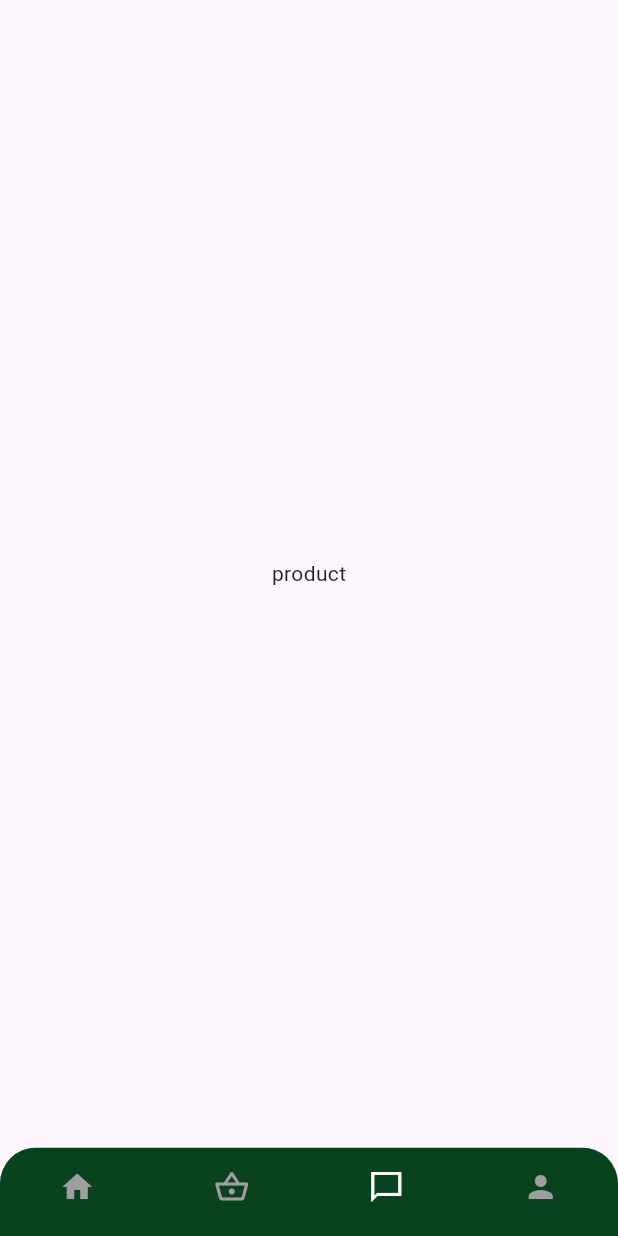
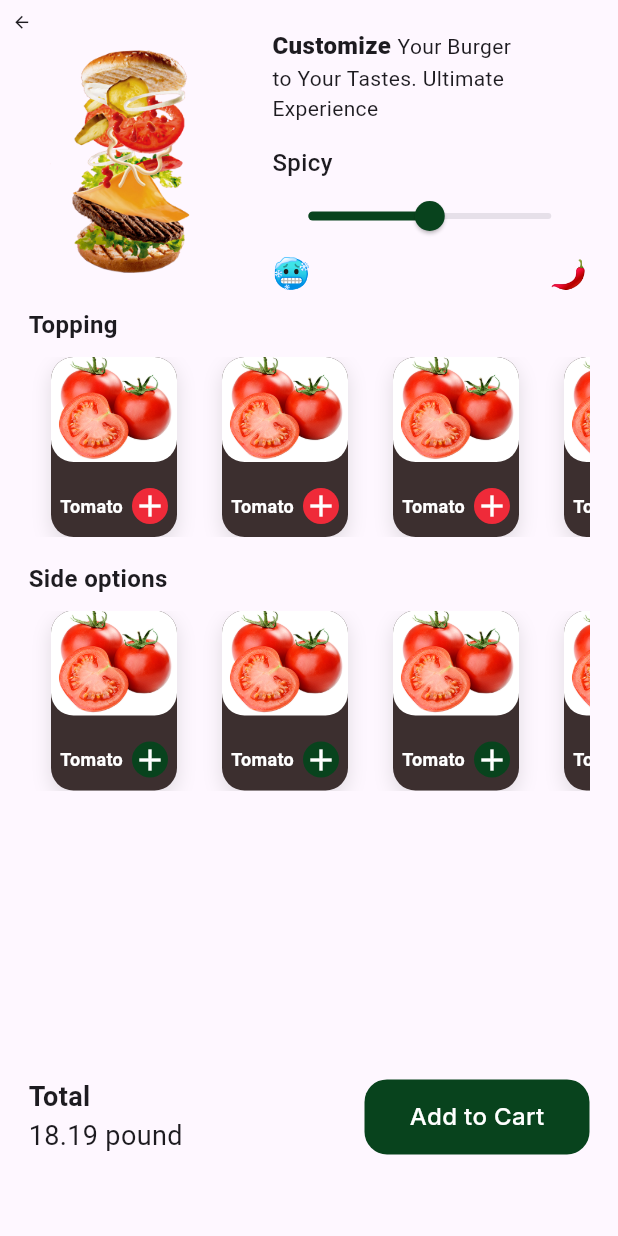
Before and after one commit to omar2071-code/Food_App, a Flutter app: the screen it shows after launch, item 3 of the bottom bar chosen, on a phone screen of 412 x 824 dp. Run offline on Flutter 3.47's test engine with Material 3 defaults, Android fonts, the phone set to English and light mode, and no system bars; our stand-ins replace bloc, flutter_bloc, google_fonts.

Commit message:
finish product details view ui

```diff
--- a/lib/core/utils/asset_data.dart
+++ b/lib/core/utils/asset_data.dart
@@ -5,6 +5,7 @@ abstract class AssetData {
   static const dollarImage = 'assets/images/dollar.png';
   static const visaImage = 'assets/images/visa.png';
   static const profileImage = 'assets/images/profile.png';
+  static const spicyImage = 'assets/images/spicy.png';
 }
 
 //assets/images/image.png"
--- a/lib/core/utils/colors_app.dart
+++ b/lib/core/utils/colors_app.dart
@@ -4,4 +4,6 @@ abstract class ColorsApp {
   static const kPColor = Color(0xff08431D);
   static const kWhiteColor = Color(0xffFFFFFF);
   static const kGrayColor = Color(0xff6A6A6A);
+  static const kRedColor = Color(0xffEF2A39);
 }
+//Color(0xffEF2A39)
--- /dev/null
+++ b/lib/core/widgets/custom_app_bar.dart
@@ -0,0 +1,16 @@
+// ignore: non_constant_identifier_names
+import 'package:flutter/material.dart';
+
+AppBar CustomAppBar(BuildContext context) {
+  return AppBar(
+    elevation: 0,
+    toolbarHeight: 19,
+    leadingWidth: 20,
+    leading: IconButton(
+      onPressed: () {
+        Navigator.pop(context);
+      },
+      icon: Icon(Icons.arrow_back, weight: 17, size: 13),
+    ),
+  );
+}
--- a/lib/feature/cart/presentation/view/widgets/cart_view_body.dart
+++ b/lib/feature/cart/presentation/view/widgets/cart_view_body.dart
@@ -1,4 +1,5 @@
 import 'package:flutter/material.dart';
+import 'package:food_app/core/widgets/custom_app_bar.dart';
 import 'package:food_app/feature/cart/presentation/view/check_out_view.dart';
 import 'package:food_app/feature/cart/presentation/view/widgets/cart_item_view.dart';
 import 'package:food_app/feature/cart/presentation/view/widgets/custom_total_price_cart.dart';
--- a/lib/feature/cart/presentation/view/widgets/custom_total_price_cart.dart
+++ b/lib/feature/cart/presentation/view/widgets/custom_total_price_cart.dart
@@ -3,13 +3,19 @@ import 'package:food_app/feature/layout/presentation/views/widgets/custom_catego
 import 'package:google_fonts/google_fonts.dart';
 
 class CustomTotalPrice extends StatelessWidget {
-  const CustomTotalPrice({
+  CustomTotalPrice({
     super.key,
     required this.buttonText,
     required this.onTap,
+    this.heightContainer = 50,
+    this.raduisContainer = 20,
+    this.widthContainer = 150,
   });
   final String buttonText;
   final void Function() onTap;
+  double? widthContainer;
+  double? heightContainer;
+  double? raduisContainer;
   @override
   Widget build(BuildContext context) {
     return Row(
@@ -37,9 +43,9 @@ class CustomTotalPrice extends StatelessWidget {
         CustomCategoryItemButton(
           text: buttonText,
           onTap: onTap,
-          width: 150,
-          height: 50,
-          raduis: 20,
+          width: widthContainer!,
+          height: heightContainer!,
+          raduis: raduisContainer!,
         ),
       ],
     );
--- a/lib/feature/layout/presentation/views/layout_app.dart
+++ b/lib/feature/layout/presentation/views/layout_app.dart
@@ -43,11 +43,11 @@ class LayoutApp extends StatelessWidget {
                           builder: (context) => cubit.screen[3],
                         ),
                       );
-                    } else if (value == 1) {
+                    } else if (value == 2) {
                       Navigator.push(
                         context,
                         MaterialPageRoute(
-                          builder: (context) => cubit.screen[1],
+                          builder: (context) => cubit.screen[2],
                         ),
                       );
                     } else {
--- a/lib/feature/product/presentation/view/product_details_view.dart
+++ b/lib/feature/product/presentation/view/product_details_view.dart
@@ -1,10 +1,15 @@
 import 'package:flutter/material.dart';
+import 'package:food_app/core/widgets/custom_app_bar.dart';
+import 'package:food_app/feature/product/presentation/view/widgets/product_details_body.dart';
 
 class ProductDetailsView extends StatelessWidget {
   const ProductDetailsView({super.key});
 
   @override
   Widget build(BuildContext context) {
-    return Scaffold(body: Center(child: Text("product")));
+    return Scaffold(
+      appBar: CustomAppBar(context),
+      body: ProductDetailsViewBody(),
+    );
   }
 }
--- /dev/null
+++ b/lib/feature/product/presentation/view/widgets/customizer_burger.dart
@@ -0,0 +1,47 @@
+import 'package:flutter/material.dart';
+import 'package:food_app/feature/product/presentation/view/widgets/slider_bar.dart';
+import 'package:google_fonts/google_fonts.dart';
+
+class CustomizeBurger extends StatelessWidget {
+  const CustomizeBurger({super.key});
+
+  @override
+  Widget build(BuildContext context) {
+    return Column(
+      crossAxisAlignment: CrossAxisAlignment.start,
+      mainAxisSize: MainAxisSize.min,
+      children: [
+        // cuatom text
+        SizedBox(
+          width: 162,
+          height: 78,
+          child: Text.rich(
+            maxLines: 4,
+            overflow: TextOverflow.visible,
+            TextSpan(
+              children: [
+                TextSpan(
+                  text: "Customize ",
+                  style: GoogleFonts.roboto(
+                    fontWeight: FontWeight.w800,
+                    fontSize: 16,
+                  ),
+                ),
+                TextSpan(
+                  text: "Your Burger to Your Tastes. Ultimate Experience",
+
+                  style: GoogleFonts.roboto(
+                    fontWeight: FontWeight.w400,
+                    fontSize: 14,
+                  ),
+                ),
+              ],
+            ),
+          ),
+        ),
+        //custom slide par
+        CustomSlideBar(),
+      ],
+    );
+  }
+}
--- /dev/null
+++ b/lib/feature/product/presentation/view/widgets/list_topping_item.dart
@@ -0,0 +1,27 @@
+import 'package:flutter/material.dart';
+import 'package:food_app/core/utils/colors_app.dart';
+import 'package:food_app/feature/product/presentation/view/widgets/topping_item.dart';
+
+class ListToppingItem extends StatelessWidget {
+  ListToppingItem({
+    super.key,
+    this.backgroundColorAvatar = ColorsApp.kRedColor,
+  });
+  Color? backgroundColorAvatar;
+  @override
+  Widget build(BuildContext context) {
+    return SizedBox(
+      height: 120,
+      child: ListView.builder(
+        shrinkWrap: true,
+        itemBuilder:
+            (context, index) => Padding(
+              padding: const EdgeInsets.symmetric(horizontal: 15),
+              child: ToppingItem(backgroundColorAvatar: backgroundColorAvatar),
+            ),
+        itemCount: 10,
+        scrollDirection: Axis.horizontal,
+      ),
+    );
+  }
+}
--- /dev/null
+++ b/lib/feature/product/presentation/view/widgets/product_details_body.dart
@@ -0,0 +1,46 @@
+import 'package:flutter/material.dart';
+import 'package:food_app/core/utils/colors_app.dart';
+import 'package:food_app/feature/cart/presentation/view/cart_view.dart';
+import 'package:food_app/feature/cart/presentation/view/widgets/custom_total_price_cart.dart';
+import 'package:food_app/feature/product/presentation/view/widgets/spicy_section.dart';
+import 'package:food_app/feature/product/presentation/view/widgets/topping_section.dart';
+
+class ProductDetailsViewBody extends StatelessWidget {
+  const ProductDetailsViewBody({super.key});
+
+  @override
+  Widget build(BuildContext context) {
+    return Column(
+      crossAxisAlignment: CrossAxisAlignment.start,
+      children: [
+        SpicySection(),
+        //topping
+        ToppingSection(titleName: 'Topping'),
+        //Side options
+        ToppingSection(
+          titleName: 'Side options',
+          backgroundColorAvatar: ColorsApp.kPColor,
+        ),
+
+        //scetion price and add to cart
+        Spacer(flex: 4),
+        Padding(
+          padding: const EdgeInsets.symmetric(horizontal: 19.0, vertical: 10),
+          child: CustomTotalPrice(
+            raduisContainer: 15,
+            heightContainer: 50,
+            widthContainer: 150,
+            buttonText: 'Add to Cart',
+            onTap: () {
+              Navigator.push(
+                context,
+                MaterialPageRoute(builder: (context) => CartView()),
+              );
+            },
+          ),
+        ),
+        Spacer(flex: 1),
+      ],
+    );
+  }
+}
--- /dev/null
+++ b/lib/feature/product/presentation/view/widgets/slider_bar.dart
@@ -0,0 +1,57 @@
+import 'package:flutter/material.dart';
+import 'package:food_app/core/utils/colors_app.dart';
+import 'package:google_fonts/google_fonts.dart';
+
+class CustomSlideBar extends StatelessWidget {
+  const CustomSlideBar({super.key});
+
+  @override
+  Widget build(BuildContext context) {
+    return Container(
+      width: 210,
+      child: Column(
+        crossAxisAlignment: CrossAxisAlignment.start,
+        children: [
+          Text(
+            'Spicy',
+            style: GoogleFonts.roboto(
+              fontWeight: FontWeight.w500,
+              fontSize: 16,
+            ),
+          ),
+          Slider(
+            activeColor: ColorsApp.kPColor,
+            onChanged: (value) {
+              print(value);
+            },
+            value: 50,
+            min: 0,
+
+            max: 100,
+          ),
+          Row(
+            mainAxisAlignment: MainAxisAlignment.spaceBetween,
+            children: [
+              Text(
+                '🥶',
+                style: GoogleFonts.roboto(
+                  fontWeight: FontWeight.w500,
+                  fontSize: 20,
+                  color: Colors.blue,
+                ),
+              ),
+              Text(
+                '🌶️',
+                style: GoogleFonts.roboto(
+                  fontWeight: FontWeight.w500,
+                  fontSize: 20,
+                  color: Color(0xffEF2A39),
+                ),
+              ),
+            ],
+          ),
+        ],
+      ),
+    );
+  }
+}
--- /dev/null
+++ b/lib/feature/product/presentation/view/widgets/spicy_section.dart
@@ -0,0 +1,18 @@
+import 'package:flutter/material.dart';
+import 'package:food_app/core/utils/asset_data.dart';
+import 'package:food_app/feature/product/presentation/view/widgets/customizer_burger.dart';
+
+class SpicySection extends StatelessWidget {
+  const SpicySection({super.key});
+
+  @override
+  Widget build(BuildContext context) {
+    return Row(
+      mainAxisAlignment: MainAxisAlignment.spaceAround,
+      children: [
+        Image.asset(AssetData.spicyImage, width: 120, height: 150),
+        CustomizeBurger(),
+      ],
+    );
+  }
+}
--- /dev/null
+++ b/lib/feature/product/presentation/view/widgets/topping_item.dart
@@ -0,0 +1,62 @@
+import 'package:flutter/material.dart';
+import 'package:food_app/core/utils/colors_app.dart';
+import 'package:google_fonts/google_fonts.dart';
+
+class ToppingItem extends StatelessWidget {
+  ToppingItem({super.key, this.backgroundColorAvatar = ColorsApp.kRedColor});
+  Color? backgroundColorAvatar;
+
+  @override
+  Widget build(BuildContext context) {
+    return Container(
+      width: 84,
+      height: 110,
+      decoration: BoxDecoration(
+        boxShadow: [
+          BoxShadow(
+            color: ColorsApp.kGrayColor.withOpacity(0.2),
+            blurRadius: 10,
+            offset: Offset(0, 5),
+          ),
+        ],
+        borderRadius: BorderRadius.circular(15),
+        color: Color(0xff3C2F2F),
+      ),
+      child: Column(
+        children: [
+          Container(
+            width: 84,
+            height: 70,
+            decoration: BoxDecoration(
+              color: ColorsApp.kWhiteColor,
+              borderRadius: BorderRadius.all(Radius.circular(15)),
+              image: DecorationImage(
+                image: AssetImage('assets/images/tomato.png'),
+              ),
+            ),
+          ),
+          Spacer(flex: 2),
+          Row(
+            mainAxisAlignment: MainAxisAlignment.spaceEvenly,
+            children: [
+              Text(
+                'Tomato',
+                style: GoogleFonts.roboto(
+                  fontWeight: FontWeight.w600,
+                  color: ColorsApp.kWhiteColor,
+                  fontSize: 12,
+                ),
+              ),
+              CircleAvatar(
+                backgroundColor: backgroundColorAvatar,
+                radius: 12,
+                child: Center(child: Icon(Icons.add, color: Colors.white)),
+              ),
+            ],
+          ),
+          Spacer(flex: 1),
+        ],
+      ),
+    );
+  }
+}
--- /dev/null
+++ b/lib/feature/product/presentation/view/widgets/topping_section.dart
@@ -0,0 +1,34 @@
+import 'package:flutter/material.dart';
+import 'package:food_app/core/utils/colors_app.dart';
+import 'package:food_app/feature/product/presentation/view/widgets/list_topping_item.dart';
+import 'package:google_fonts/google_fonts.dart';
+
+class ToppingSection extends StatelessWidget {
+  ToppingSection({
+    super.key,
+    required this.titleName,
+    this.backgroundColorAvatar = ColorsApp.kRedColor,
+  });
+  final String titleName;
+  Color? backgroundColorAvatar;
+  @override
+  Widget build(BuildContext context) {
+    return Padding(
+      padding: const EdgeInsets.symmetric(horizontal: 19, vertical: 8),
+      child: Column(
+        crossAxisAlignment: CrossAxisAlignment.start,
+        children: [
+          Text(
+            titleName,
+            style: GoogleFonts.roboto(
+              fontWeight: FontWeight.w600,
+              fontSize: 16,
+            ),
+          ),
+          SizedBox(height: 10),
+          ListToppingItem(backgroundColorAvatar: backgroundColorAvatar),
+        ],
+      ),
+    );
+  }
+}
```
Also changed, not shown: assets/images/spicy.png (added), assets/images/tomato.png (added).
